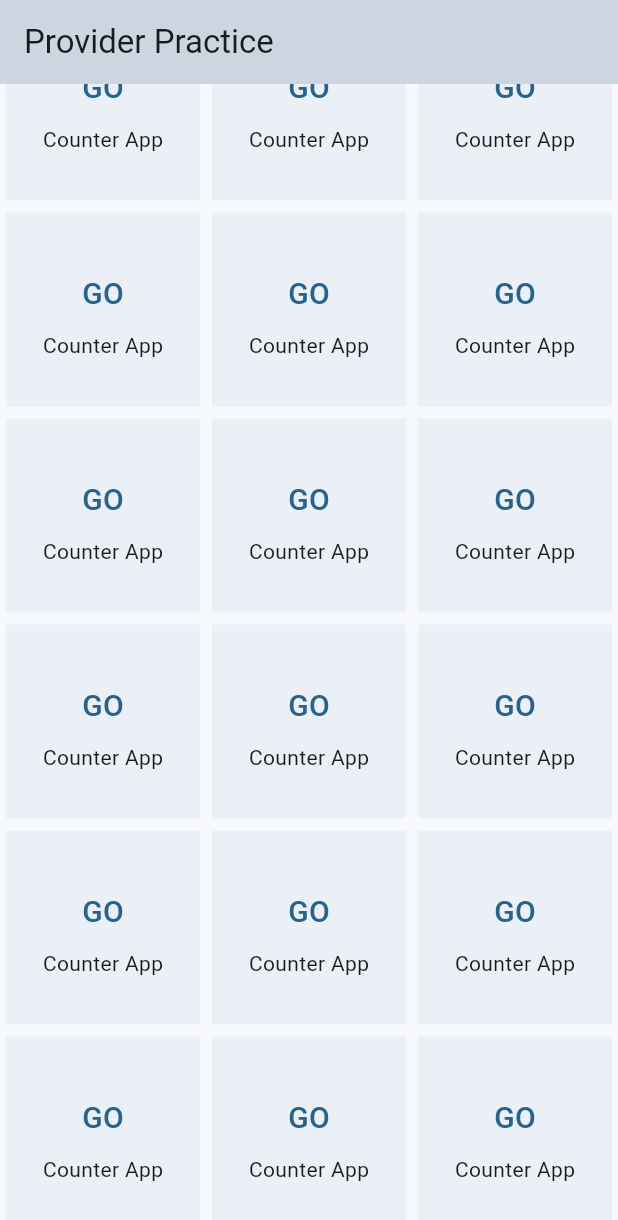
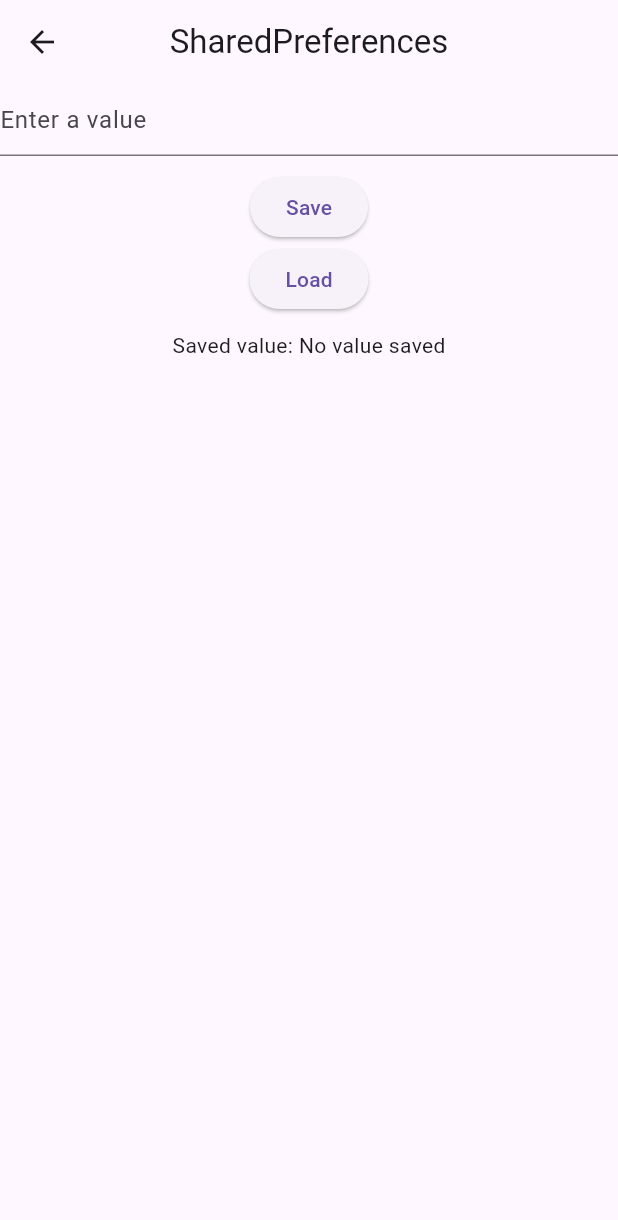
Before and after one commit to iqbal-hossain-01/provider_practice, a Flutter app: the screen it shows after launch, scrolled down 193 dp, after a tap on "GO", on a phone screen of 412 x 824 dp. Shown: the top 1220 px of the screen. Run offline on Flutter 3.47's test engine with Material 3 defaults, Android fonts, the phone set to English and light mode, and no system bars; our stand-ins replace shared_preferences.

Commit message:
3 more added

```diff
--- a/lib/main.dart
+++ b/lib/main.dart
@@ -1,20 +1,30 @@
 import 'package:flutter/material.dart';
 import 'package:provider/provider.dart';
+import 'package:provider_practice/providers/bottom_nevi_provider.dart';
 import 'package:provider_practice/providers/counter_provider.dart';
+import 'package:provider_practice/providers/shared_pref_provider.dart';
+import 'package:provider_practice/providers/theme_provider.dart';
 import 'package:provider_practice/providers/timer_provider.dart';
 import 'package:provider_practice/providers/todo_provider.dart';
+import 'package:provider_practice/screens/bottom_navi_bar.dart';
 import 'package:provider_practice/screens/counter_home_screen.dart';
 import 'package:provider_practice/screens/home_screen.dart';
+import 'package:provider_practice/screens/shared_pref_screen.dart';
+import 'package:provider_practice/screens/swipe_delete_app.dart';
 import 'package:provider_practice/screens/todo_app.dart';
 
 import 'screens/timer_screen.dart';
 
-void main() {
+void main() async {
+  WidgetsFlutterBinding.ensureInitialized();
   runApp(MultiProvider(
     providers: [
       ChangeNotifierProvider(create: (context) => CounterProvider(),),
       ChangeNotifierProvider(create: (context) => TodoProvider(),),
       ChangeNotifierProvider(create: (context) => TimerProvider(),),
+      ChangeNotifierProvider(create: (context) => SharedPreferencesProvider(),),
+      ChangeNotifierProvider(create: (context) => ThemeProvider(),),
+      ChangeNotifierProvider(create: (context) => BottomNeviProvider(),),
     ],
       child: const MyApp()));
 }
@@ -28,16 +38,19 @@ class MyApp extends StatelessWidget {
     return MaterialApp(
       debugShowCheckedModeBanner: false,
       title: 'Provider Demo',
-      theme: ThemeData(
-        colorScheme: ColorScheme.fromSeed(seedColor: Colors.lightBlue),
-        useMaterial3: true,
-      ),
+      theme: ThemeData.light(),
+      darkTheme: ThemeData.dark(),
+      themeMode: Provider.of<ThemeProvider>(context).isDarkTheme ? ThemeMode.dark : ThemeMode.light,
       initialRoute: HomeScreen.routeName,
       routes: {
         HomeScreen.routeName : (context) => const HomeScreen(),
         CounterHomeScreen.routeName : (context) => const CounterHomeScreen(title: "Your count Here"),
         TodoApp.routeName : (context) => const TodoApp(),
         TimerScreen.routeName : (context) => const TimerScreen(),
+        SharedPrefScreen.routeName : (context) => const SharedPrefScreen(),
+        BottomNaviBar.routeName : (context) => const BottomNaviBar(),
+        SwipeDeleteApp.routeName : (context) => const SwipeDeleteApp(),
+
 
       },
     );
--- /dev/null
+++ b/lib/providers/shared_pref_provider.dart
@@ -0,0 +1,21 @@
+import 'package:flutter/foundation.dart';
+import 'package:shared_preferences/shared_preferences.dart';
+
+class SharedPreferencesProvider  with ChangeNotifier {
+  String _savedValue = '';
+
+  String get savedValue => _savedValue;
+
+  Future<void> saveValue(String value) async {
+    SharedPreferences prefs = await SharedPreferences.getInstance();
+    prefs.setString('myValue', value);
+    _savedValue = value;
+    notifyListeners();
+  }
+
+  Future<void> loadValue() async {
+    SharedPreferences prefs = await SharedPreferences.getInstance();
+    _savedValue = prefs.getString('myValue') ?? 'No value saved';
+    notifyListeners();
+  }
+}
--- /dev/null
+++ b/lib/providers/theme_provider.dart
@@ -0,0 +1,23 @@
+import 'package:flutter/foundation.dart';
+import 'package:flutter/material.dart';
+import 'package:flutter/scheduler.dart';
+import 'package:shared_preferences/shared_preferences.dart';
+
+class ThemeProvider with ChangeNotifier {
+  bool _isDarkTheme = false;
+  bool get isDarkTheme => _isDarkTheme;
+
+  Future<void> toggleTheme() async {
+    _isDarkTheme = !_isDarkTheme;
+    SharedPreferences prefs = await SharedPreferences.getInstance();
+    prefs.setBool('isDarkTheme', _isDarkTheme);
+    notifyListeners();
+  }
+
+  Future<void> loadTheme() async {
+    SharedPreferences prefs = await SharedPreferences.getInstance();
+    _isDarkTheme = prefs.getBool('isDarkTheme') ?? false;
+    notifyListeners();
+  }
+
+}
--- a/lib/screens/home_screen.dart
+++ b/lib/screens/home_screen.dart
@@ -1,18 +1,40 @@
 import 'package:flutter/material.dart';
+import 'package:provider/provider.dart';
+import 'package:provider_practice/providers/theme_provider.dart';
+import 'package:provider_practice/screens/bottom_navi_bar.dart';
 import 'package:provider_practice/screens/counter_home_screen.dart';
+import 'package:provider_practice/screens/shared_pref_screen.dart';
+import 'package:provider_practice/screens/swipe_delete_app.dart';
 import 'package:provider_practice/screens/timer_screen.dart';
 import 'package:provider_practice/screens/todo_app.dart';
 
-class HomeScreen extends StatelessWidget {
+class HomeScreen extends StatefulWidget {
   static const String routeName = '/';
   const HomeScreen({super.key});
 
   @override
+  State<HomeScreen> createState() => _HomeScreenState();
+}
+
+class _HomeScreenState extends State<HomeScreen> {
+  @override
+  void initState() {
+    super.initState();
+    Provider.of<ThemeProvider>(context, listen: false).loadTheme();
+  }
+
+  @override
   Widget build(BuildContext context) {
+    final themeProvider = Provider.of<ThemeProvider>(context);
     return Scaffold(
       appBar: AppBar(
         title: const Text("Provider Practice"),
         backgroundColor: Colors.blueGrey.withOpacity(0.2),
+        actions: [
+          Switch(value: themeProvider.isDarkTheme, onChanged: (value) {
+            themeProvider.toggleTheme();
+          })
+        ],
       ),
       body: GridView(
         gridDelegate: const SliverGridDelegateWithFixedCrossAxisCount(
@@ -91,9 +113,11 @@ class HomeScreen extends StatelessWidget {
                     "GO",
                     style: TextStyle(fontSize: 20),
                   ),
-                  onPressed: () {},
+                  onPressed: () {
+                    Navigator.pushNamed(context, SharedPrefScreen.routeName);
+                  },
                 ),
-                const Text("Counter App"),
+                const Text("SharedPreferences"),
               ],
             ),
           ),
@@ -109,9 +133,11 @@ class HomeScreen extends StatelessWidget {
                     "GO",
                     style: TextStyle(fontSize: 20),
                   ),
-                  onPressed: () {},
+                  onPressed: () {
+                    Navigator.pushNamed(context, BottomNaviBar.routeName);
+                  },
                 ),
-                const Text("Counter App"),
+                const Text("Bottom Navigation Bar", textAlign: TextAlign.center,),
               ],
             ),
           ),
@@ -127,9 +153,11 @@ class HomeScreen extends StatelessWidget {
                     "GO",
                     style: TextStyle(fontSize: 20),
                   ),
-                  onPressed: () {},
+                  onPressed: () {
+                    Navigator.pushNamed(context, SwipeDeleteApp.routeName);
+                  },
                 ),
-                const Text("Counter App"),
+                const Text("Swipe To Delete"),
               ],
             ),
           ),
--- /dev/null
+++ b/lib/screens/shared_pref_screen.dart
@@ -0,0 +1,61 @@
+import 'package:flutter/material.dart';
+import 'package:provider/provider.dart';
+import 'package:provider_practice/providers/shared_pref_provider.dart';
+
+class SharedPrefScreen extends StatefulWidget {
+  static const String routeName = '/shared';
+
+  const SharedPrefScreen({super.key});
+
+  @override
+  State<SharedPrefScreen> createState() => _SharedPrefScreenState();
+}
+
+class _SharedPrefScreenState extends State<SharedPrefScreen> {
+  final TextEditingController _controller = TextEditingController();
+
+  @override
+  void initState() {
+    super.initState();
+    Provider.of<SharedPreferencesProvider>(context, listen: false).loadValue();
+  }
+
+  @override
+  Widget build(BuildContext context) {
+    final storageProvider = Provider.of<SharedPreferencesProvider>(context);
+
+    return Scaffold(
+      appBar: AppBar(
+        title: const Text('SharedPreferences'),
+        centerTitle: true,
+      ),
+      body: Column(
+        children: [
+          TextField(
+            controller: _controller,
+            decoration: const InputDecoration(hintText: 'Enter a value'),
+          ),
+          const SizedBox(
+            height: 10,
+          ),
+          ElevatedButton(
+            onPressed: () {
+              storageProvider.saveValue(_controller.text);
+            },
+            child: const Text('Save'),
+          ),
+          ElevatedButton(
+            onPressed: () {
+              storageProvider.loadValue();
+            },
+            child: const Text('Load'),
+          ),
+          const SizedBox(
+            height: 10,
+          ),
+          Text('Saved value: ${storageProvider.savedValue}'),
+        ],
+      ),
+    );
+  }
+}
--- a/pubspec.yaml
+++ b/pubspec.yaml
@@ -11,6 +11,7 @@ dependencies:
     sdk: flutter
   cupertino_icons: ^1.0.8
   provider:
+  shared_preferences:
 
 dev_dependencies:
   flutter_test:
```
Also changed, not shown: lib/providers/bottom_nevi_provider.dart (added, +37 -0 lines), lib/screens/bottom_navi_bar.dart (added, +28 -0 lines), lib/screens/swipe_delete_app.dart (added, +55 -0 lines), lib/screens/wid.dart (added, +22 -0 lines), lib/themes/dark_theme.dart (added), lib/themes/light_theme.dart (added), pubspec.lock.
